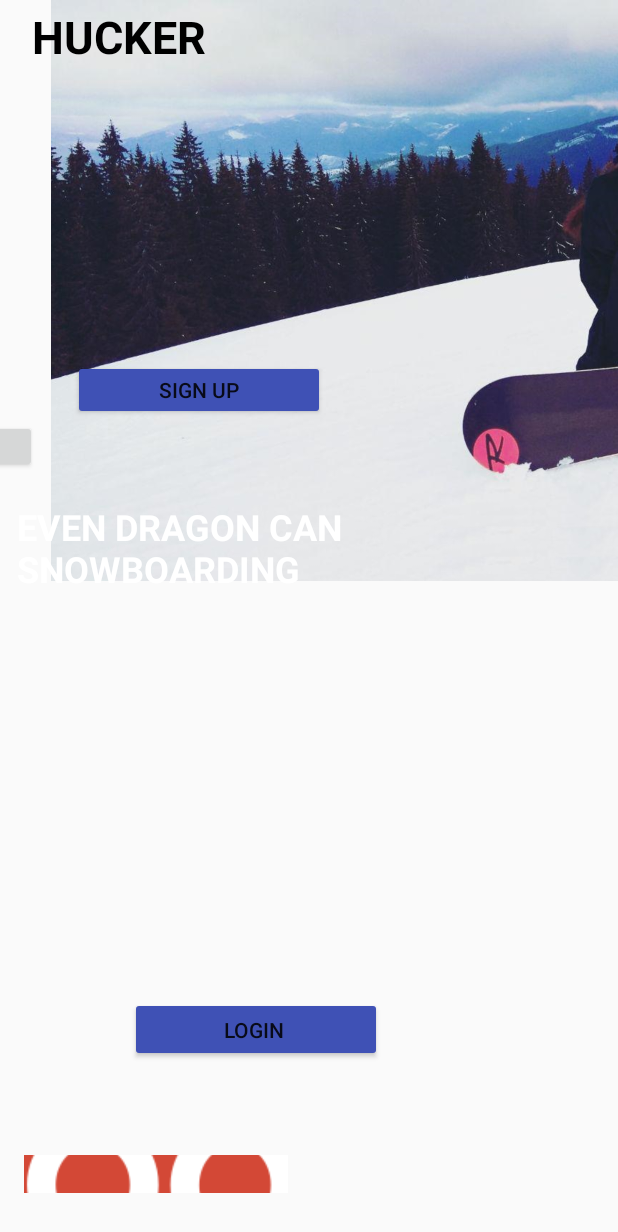
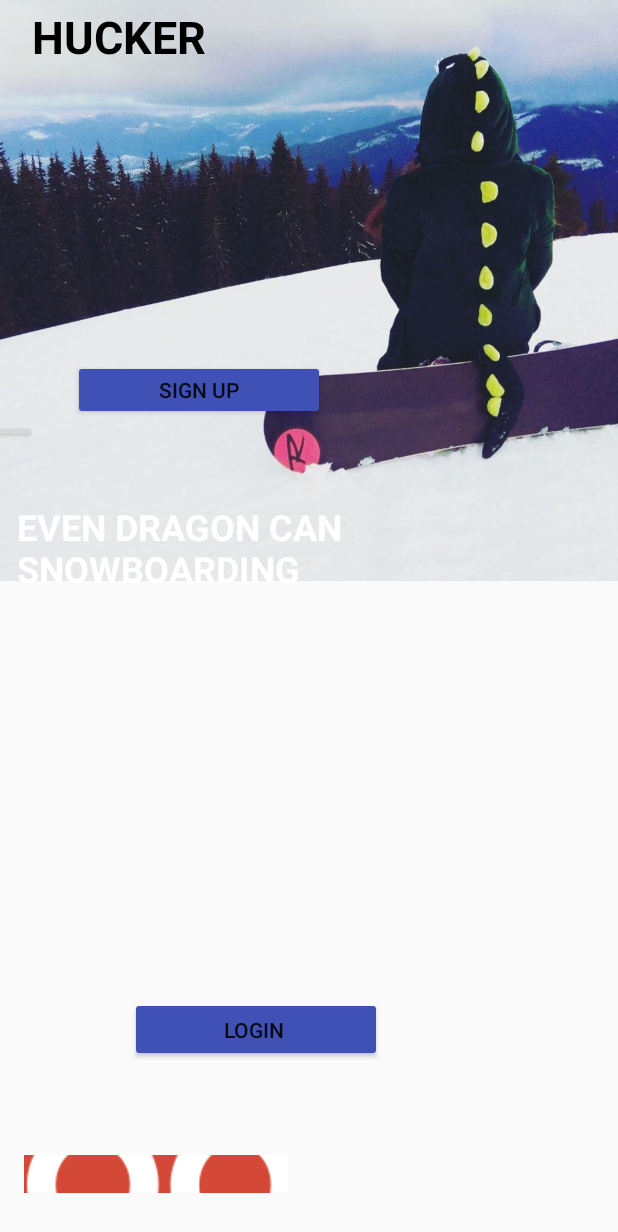
Before and after one commit to Emilly137/Hucker, an Android app: the LoginScreen screen opened directly, with no data from a screen before it, on a phone screen of 412 x 824 dp. Shown: the top 1232 px of the screen. Run offline under Robolectric (Android 15) with nearby library versions, the phone set to English and light mode, and no system bars; libraries missing offline, so code that uses them is left out: com.facebook, com.facebook.login; plain views replace LoginButton; 4 statements that could not run were skipped.

Commit message:
Last version loading start menu

```diff
--- a/app/src/main/res/layout/activity_login_screen.xml
+++ b/app/src/main/res/layout/activity_login_screen.xml
@@ -10,14 +10,16 @@
         android:id="@+id/imageView8"
         android:layout_width="679dp"
         android:layout_height="387dp"
+        app:layout_constraintEnd_toEndOf="parent"
+        app:layout_constraintHorizontal_bias="0.5"
         app:layout_constraintStart_toStartOf="parent"
         app:layout_constraintTop_toTopOf="parent"
         app:srcCompat="@drawable/dragoon" />
 
     <com.facebook.login.widget.LoginButton
         android:id="@+id/login_button"
-        android:layout_width="164dp"
-        android:layout_height="35dp"
+        android:layout_width="170dp"
+        android:layout_height="15dp"
         android:layout_marginEnd="388dp"
         android:layout_marginTop="280dp"
         android:text="@string/app_name"
```
